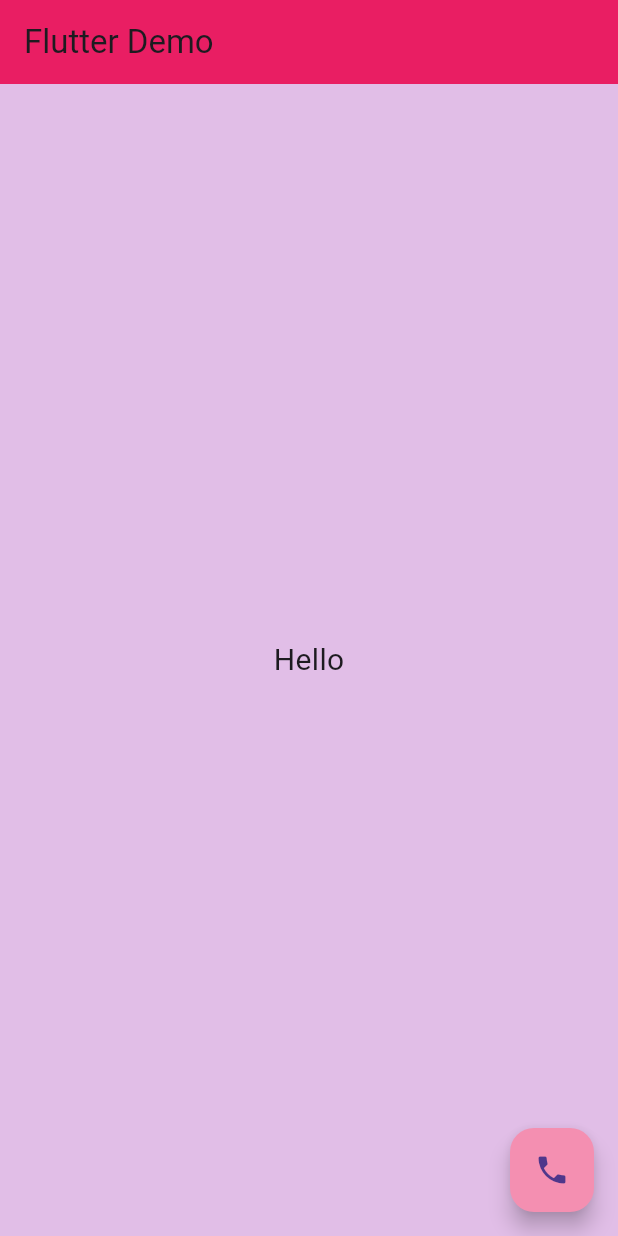
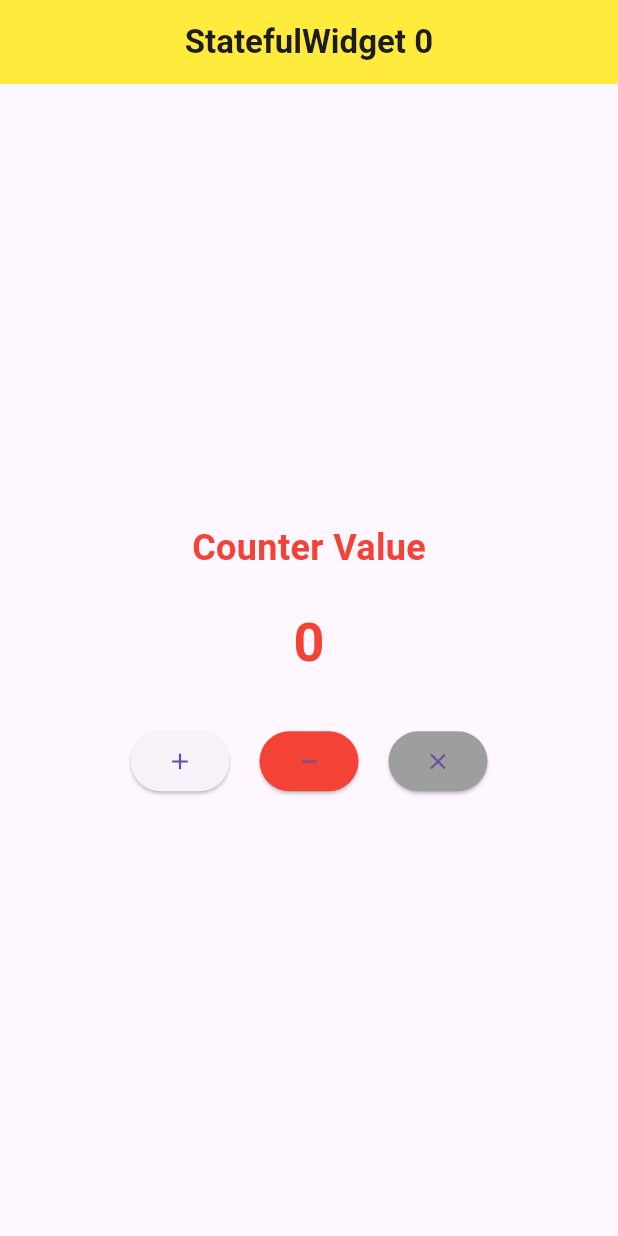
Before and after one commit to umpanjun/flutter_project1, a Flutter app: the screen it shows after launch, on a phone screen of 412 x 824 dp. Run offline on Flutter 3.47's test engine with Material 3 defaults, Android fonts, the light colour scheme and no system bars.

Commit message:
update always

```diff
--- /dev/null
+++ b/lib/Main2.dart
@@ -0,0 +1,90 @@
+import 'package:flutter/material.dart';
+
+class MyStatfukWidgets extends StatefulWidget {
+  const MyStatfukWidgets({super.key});
+
+  @override
+  State<MyStatfukWidgets> createState() => _MyStatfukWidgetsState();
+}
+
+class _MyStatfukWidgetsState extends State<MyStatfukWidgets> {
+  int counter = 0;
+
+  @override
+  Widget build(BuildContext context) {
+    return Scaffold(
+      appBar: AppBar(
+        centerTitle: true, // จัดข้อความให้อยู่ตรงกลาง
+        title: Text(
+          "StatefulWidget $counter",
+          style: const TextStyle(
+            fontWeight: FontWeight.bold,
+          ),
+        ),
+        backgroundColor: Colors.yellow,
+      ),
+      body: Center(
+        child: Column(
+          mainAxisAlignment: MainAxisAlignment.center,
+          children: [
+            const Text(
+              "Counter Value",
+              style: TextStyle(
+                fontSize: 24,
+                fontWeight: FontWeight.bold,
+                color: Colors.red,
+              ),
+            ),
+            const SizedBox(height: 20),
+            Text(
+              "$counter",
+              style: const TextStyle(
+                fontSize: 36,
+                fontWeight: FontWeight.bold,
+                color: Colors.red,
+              ),
+            ),
+            const SizedBox(height: 30),
+            Row(
+              mainAxisAlignment: MainAxisAlignment.center,
+              children: [
+                ElevatedButton(
+                  onPressed: () {
+                    setState(() {
+                      counter++;
+                    });
+                  },
+                  child: const Icon(Icons.add),
+                ),
+                const SizedBox(width: 20),
+                ElevatedButton(
+                  onPressed: () {
+                    setState(() {
+                      if (counter > 0) counter--;
+                    });
+                  },
+                  style: ElevatedButton.styleFrom(
+                    backgroundColor: Colors.red,
+                  ),
+                  child: const Icon(Icons.remove),
+                ),
+                const SizedBox(width: 20),
+                ElevatedButton(
+                  onPressed: () {
+                    setState(() {
+                      counter = 0; // รีเซ็ตค่า
+                    });
+                  },
+                  style: ElevatedButton.styleFrom(
+                    backgroundColor: Colors.grey,
+                  ),
+                  child: const Icon(Icons.close),
+                ),
+              ],
+            ),
+          ],
+        ),
+      ),
+    );
+  }
+}
--- a/lib/main.dart
+++ b/lib/main.dart
@@ -1,4 +1,5 @@
 import 'package:flutter/material.dart';
+import 'package:flutter_project1/Main2.dart';
 
 void main() {
   runApp(MyApp());
@@ -8,27 +9,35 @@ class MyApp extends StatelessWidget {
   @override
   Widget build(BuildContext context) {
     return MaterialApp(
-      debugShowCheckedModeBanner: false,
-      home: Scaffold(
-        appBar: AppBar(
-          title: Text('Flutter Demo'),
-          backgroundColor: Colors.pink, // สีชมพูสำหรับ AppBar
-        ),
-        body: Container(
-          color: Colors.purple[100], // พื้นหลังสีม่วงอ่อน
-          child: Center(
-            child: Text(
-              'Hello',
-              style: TextStyle(fontSize: 20), // เพิ่มข้อความ "Hello" ตรงกลาง
+      home: MyStatfukWidgets(),
+    );
+  }
+}
+
+class MyStatelessWidget extends StatelessWidget {
+  @override
+  Widget build(BuildContext context) {
+    return Scaffold(
+      appBar: AppBar(
+        backgroundColor: Colors.orange,
+        title: Align(
+          alignment: Alignment.center, // จัดข้อความชิดตรงกลาง
+          child: const Text(
+            'Demo App', // ข้อความใน AppBar
+            style: TextStyle(
+              fontSize: 20, // ขนาดตัวอักษร
             ),
           ),
         ),
-        floatingActionButton: FloatingActionButton(
-          onPressed: () {
-            print('Floating button pressed');
-          },
-          backgroundColor: Colors.pink[200], // สีของปุ่มลอย
-          child: Icon(Icons.phone), // ไอคอนโทรศัพท์
+      ),
+      body: const Center(
+        child: Text(
+          'Hello, 630710664_Prompetch', // ข้อความใน Body
+          style: TextStyle(
+            fontSize: 20,
+            fontWeight: FontWeight.bold,
+            color: Colors.black,
+          ),
         ),
       ),
     );
```
Also changed, not shown: lib/layout.dart (added, +75 -0 lines), lib/layout2.dart (added, +100 -0 lines).
